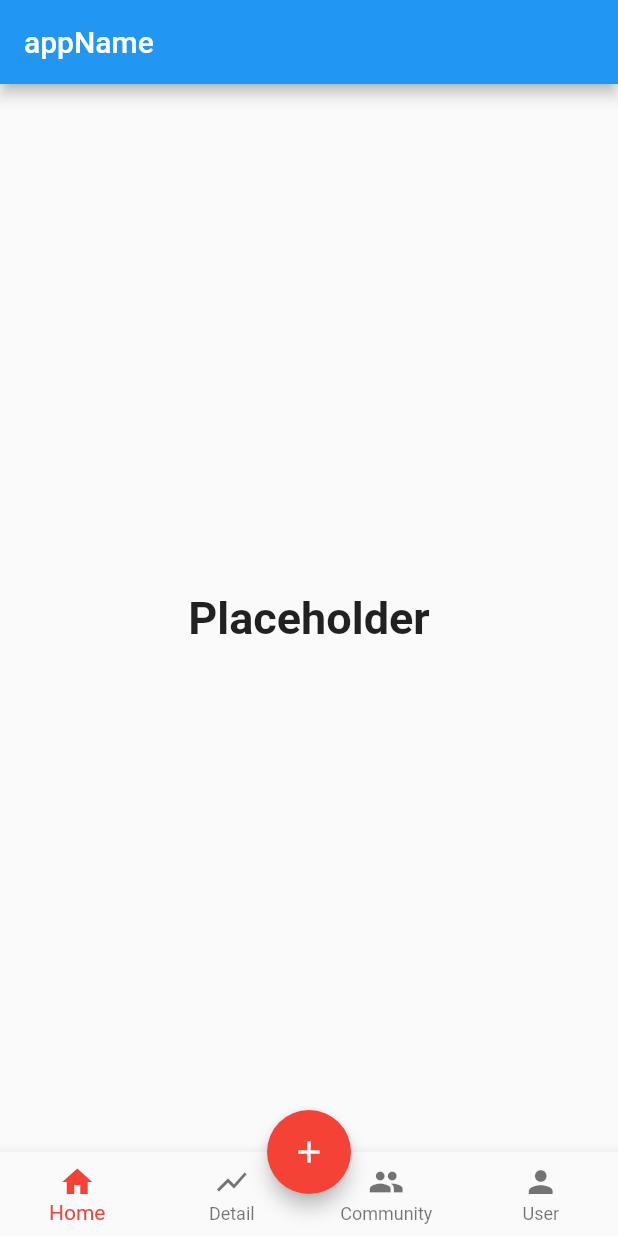
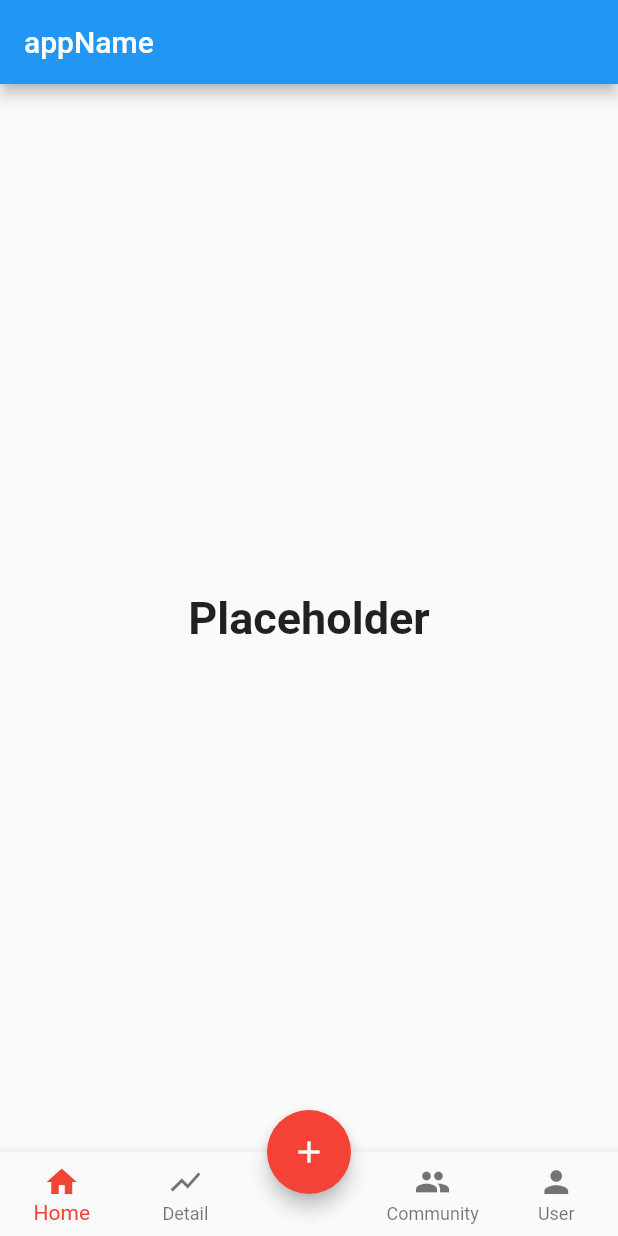
Before and after one commit to cannoli-deco/cannoli-app, a Flutter app: the screen it shows after launch, on a phone screen of 412 x 824 dp. Run offline on Flutter 3.47's test engine with Material 2 defaults, Android fonts, the phone set to English and light mode, and no system bars; our stand-ins replace sqflite; accounts and stored records are empty.

Commit message:
Added space

```diff
--- a/lib/navigation_bar.dart
+++ b/lib/navigation_bar.dart
@@ -26,12 +26,18 @@ class _NavigationBarState extends State<NavigationBar> {
     Text(
       'Placeholder',
       style: optionStyle,
+    ),
+    Text(
+      'Placeholder',
+      style: optionStyle,
     )
   ];
 
   void _onItemTapped(int index) {
     setState(() {
-      _selectedIndex = index;
+      if (index != 2) {
+        _selectedIndex = index;
+      }
     });
   }
 
@@ -47,11 +53,19 @@ class _NavigationBarState extends State<NavigationBar> {
           }),
       bottomNavigationBar: BottomNavigationBar(
           type: BottomNavigationBarType.fixed,
-          items: <BottomNavigationBarItem>[
+          items: [
             BottomNavigationBarItem(
                 icon: Icon(Icons.home), title: Text('Home')),
             BottomNavigationBarItem(
                 icon: Icon(Icons.show_chart), title: Text('Detail')),
+            BottomNavigationBarItem(
+              title: Text(''),
+              icon: Icon(
+                Icons.favorite,
+                color: Colors.white,
+                size: 1
+              )
+            ),
             BottomNavigationBarItem(
               icon: Icon(Icons.group),
               title: Text('Community'),
```
